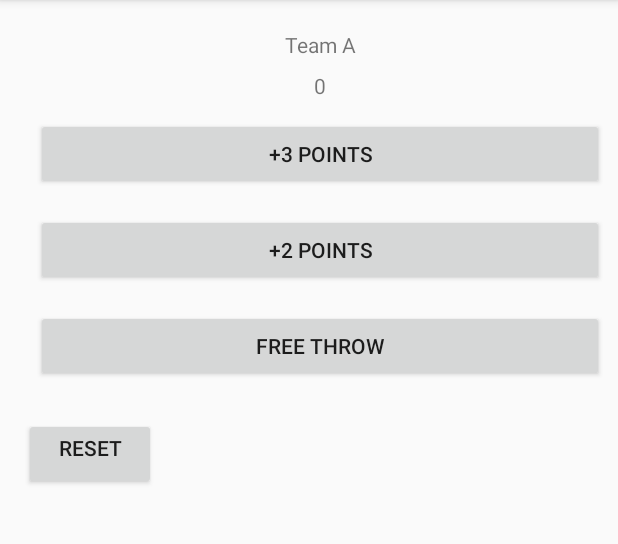
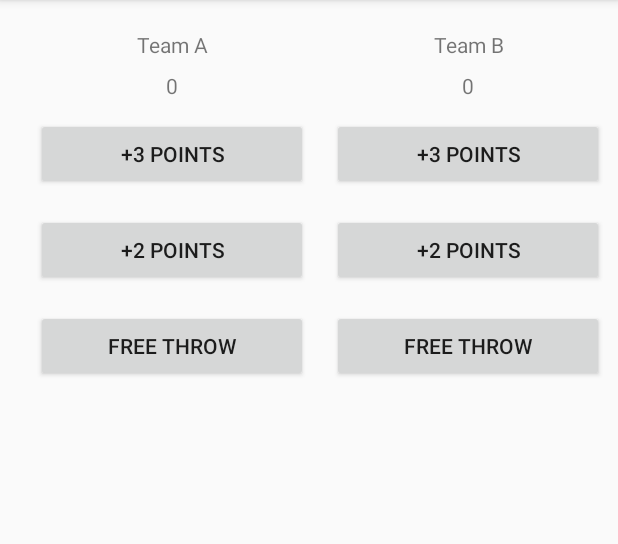
Before and after one commit to Ahmzyjazzy/Court-counter, an Android app: the screen it shows after launch (MainActivity), on a phone screen of 412 x 824 dp, the part 84-628 px from its top. Run offline under Robolectric (Android 15) with nearby library versions, the phone set to English and light mode, and no system bars.

Commit message:
feat/Add team B layout and counter method implementation

```diff
--- a/app/src/main/java/com/example/courtcounter/MainActivity.java
+++ b/app/src/main/java/com/example/courtcounter/MainActivity.java
@@ -7,7 +7,7 @@ import android.view.View;
 import android.widget.TextView;
 
 public class MainActivity extends AppCompatActivity {
-    int scoreTeamA = 0;
+    int scoreTeamA = 0, scoreTeamB = 0;
 
     @Override
     protected void onCreate(Bundle savedInstanceState) {
@@ -19,6 +19,13 @@ public class MainActivity extends AppCompatActivity {
         TextView scoreView = findViewById(R.id.team_a_score);
         scoreView.setText(String.valueOf(score));
     }
+
+    public void displayForTeamB(int score) {
+        TextView scoreView = findViewById(R.id.team_b_score);
+        scoreView.setText(String.valueOf(score));
+    }
+
+
 
     /**
      * Add Score for Team A
@@ -38,6 +45,24 @@ public class MainActivity extends AppCompatActivity {
         displayForTeamA(scoreTeamA);
     }
 
+    /**
+     * Add Scroe for Team B
+     */
+    public void addOneForTeamB(View view) {
+        scoreTeamB++;
+        displayForTeamB(scoreTeamA);
+    }
+
+    public void addTwoForTeamB(View view) {
+        scoreTeamB += 2;
+        displayForTeamB(scoreTeamA);
+    }
+
+    public void addThreeForTeamB(View view) {
+        scoreTeamB += 3;
+        displayForTeamB(scoreTeamA);
+    }
+
 
 
 
--- a/app/src/main/res/layout/activity_main.xml
+++ b/app/src/main/res/layout/activity_main.xml
@@ -3,7 +3,7 @@
     xmlns:tools="http://schemas.android.com/tools"
     android:layout_width="match_parent"
     android:layout_height="match_parent"
-    android:orientation="vertical"
+    android:orientation="horizontal"
     android:paddingLeft="16dp"
     android:paddingTop="16dp"
     android:paddingRight="1dp"
@@ -11,8 +11,9 @@
     tools:context=".MainActivity">
 
     <LinearLayout
-        android:layout_width="match_parent"
-        android:layout_height="wrap_content"
+        android:layout_weight="1"
+        android:layout_width="0dp"
+        android:layout_height="match_parent"
         android:gravity="center_horizontal"
         android:orientation="horizontal">
 
@@ -62,11 +63,58 @@
 
     </LinearLayout>
 
-    <Button
-        android:layout_width="wrap_content"
-        android:layout_height="wrap_content"
+    <LinearLayout
+        android:layout_weight="1"
+        android:layout_width="0dp"
+        android:layout_height="match_parent"
         android:gravity="center_horizontal"
-        android:layout_marginTop="16dp"
-        android:text="Reset" />
+        android:orientation="horizontal">
+
+        <LinearLayout
+            android:layout_width="match_parent"
+            android:layout_height="wrap_content"
+            android:orientation="vertical">
+
+            <TextView
+                android:layout_width="match_parent"
+                android:layout_height="wrap_content"
+                android:gravity="center_horizontal"
+                android:text="Team B"
+                android:padding="4dp"/>
+
+            <TextView
+                android:id="@+id/team_b_score"
+                android:layout_width="match_parent"
+                android:layout_height="wrap_content"
+                android:gravity="center_horizontal"
+                android:text="0"
+                android:padding="4dp"/>
+
+            <Button
+                android:layout_width="match_parent"
+                android:layout_height="wrap_content"
+                android:text="+3 Points"
+                android:layout_margin="8dp"
+                android:onClick="addThreeForTeamB"/>
+
+            <Button
+                android:layout_width="match_parent"
+                android:layout_height="wrap_content"
+                android:text="+2 Points"
+                android:layout_margin="8dp"
+                android:onClick="addTwoForTeamB"/>
+
+            <Button
+                android:layout_width="match_parent"
+                android:layout_height="wrap_content"
+                android:text="Free Throw"
+                android:layout_margin="8dp"
+                android:onClick="addOneForTeamB"/>
+
+        </LinearLayout>
+
+
+    </LinearLayout>
+
 
 </LinearLayout>
```
